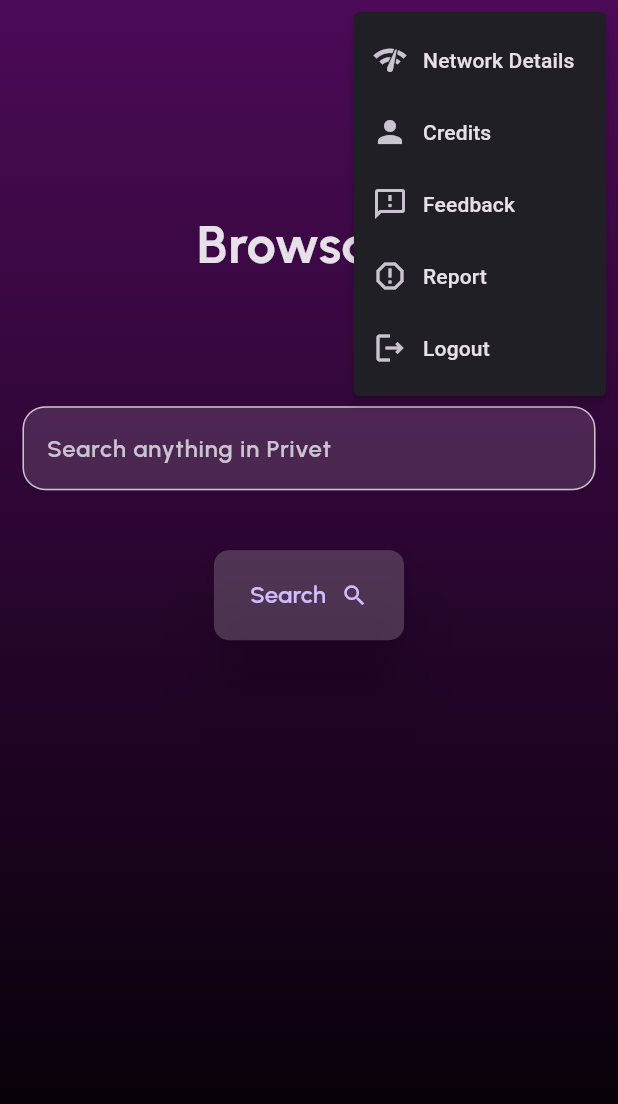
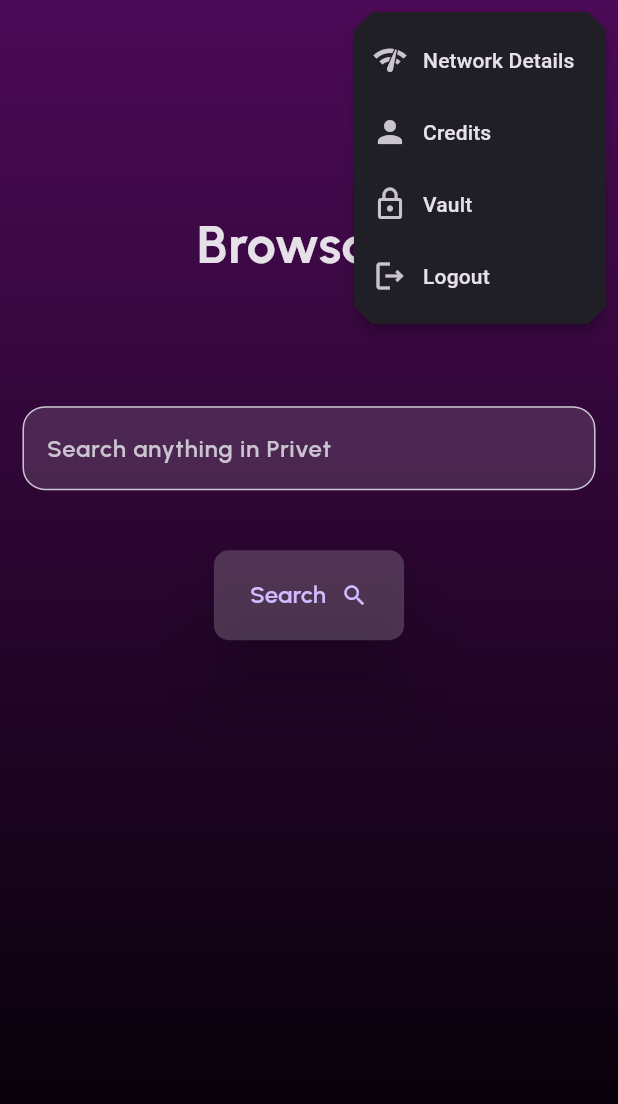
Before and after one commit to Sm69mu/Browsafe, a Flutter app: the screen it shows once a user with an empty profile is signed in, after a tap on the "more vert" icon, on a phone screen of 412 x 824 dp. Shown: the top 1104 px of the screen. Run offline on Flutter 3.47's test engine with Material 3 defaults, Android fonts, the phone set to English and light mode, and no system bars; our stand-ins replace csv, firebase_auth, firebase_core, font_awesome_flutter, get, google_fonts and 4 more; accounts and stored records are empty; network calls fail.

```diff
--- /dev/null
+++ b/lib/controllers/webview_controller.dart
@@ -0,0 +1,5 @@
+import 'package:get/get.dart';
+
+class WebvController extends GetxController {
+  final Rx<int> loadingpercentage = 0.obs;
+}
--- a/lib/screens/browser_screens/browser_home_screen.dart
+++ b/lib/screens/browser_screens/browser_home_screen.dart
@@ -57,7 +57,9 @@ class _BrowserHomeScreenState extends State<BrowserHomeScreen> {
           centerTitle: true,
           elevation: 0,
           actions: [
-            IconButton(
+            Tooltip(
+              message: "VPN",
+              child: IconButton(
                 onPressed: () {
                   showModalBottomSheet(
                     shape: BeveledRectangleBorder(),
@@ -65,10 +67,18 @@ class _BrowserHomeScreenState extends State<BrowserHomeScreen> {
                     builder: (BuildContext context) {
                       return ClipRRect(
                         borderRadius: BorderRadius.circular(25),
-                            child: HomeScreen());
-                      });
+                        child: HomeScreen(),
+                      );
                     },
-                icon: Icon(Icons.vpn_key_outlined)),
+                  );
+                },
+                icon: Icon(
+                  _controller.vpnstate.value == VpnEngine.vpnConnected
+                      ? Icons.vpn_key_off_outlined
+                      : Icons.vpn_key_outlined,
+                ),
+              ),
+            ),
             MoreWidget(),
           ],
         ),
@@ -110,6 +120,8 @@ class _BrowserHomeScreenState extends State<BrowserHomeScreen> {
               height: 40,
             ),
             Center(
+              child: Tooltip(
+                message: "Search",
                 child: ElevatedButton(
                     onPressed: () {
                       searchOrQueary();
@@ -130,7 +142,8 @@ class _BrowserHomeScreenState extends State<BrowserHomeScreen> {
                           "Search",
                           style: GoogleFonts.urbanist(
                               fontWeight: FontWeight.w600,
-                            fontSize: ScaleSize.textScaleFactor(context) * 16),
+                              fontSize:
+                                  ScaleSize.textScaleFactor(context) * 16),
                         ),
                         SizedBox(
                           width: 10,
@@ -138,6 +151,7 @@ class _BrowserHomeScreenState extends State<BrowserHomeScreen> {
                         Icon(Icons.search_outlined)
                       ],
                     )),
+              ),
             )
           ],
         ),
--- a/lib/services/auth_services.dart
+++ b/lib/services/auth_services.dart
@@ -11,7 +11,6 @@ class Auth {
     );
     UserCredential userCredential =
         await FirebaseAuth.instance.signInWithCredential(credential);
-
     print(userCredential.user?.displayName);
     return userCredential.user;
   }
--- a/lib/utils/responsive.dart
+++ b/lib/utils/responsive.dart
@@ -5,7 +5,6 @@ class ScreenUtils {
   static double screenWidth(BuildContext context) {
     return MediaQuery.of(context).size.width;
   }
-
   static double screenHeight(BuildContext context) {
     return MediaQuery.of(context).size.height;
   }
--- a/lib/widgets/more_widget.dart
+++ b/lib/widgets/more_widget.dart
@@ -7,13 +7,15 @@ import '../screens/credits_screen.dart';
 import '../screens/network_details_screen.dart';
 import '../screens/signup_screen.dart';
 
-
 class MoreWidget extends StatelessWidget {
   const MoreWidget({super.key});
 
   @override
   Widget build(BuildContext context) {
     return PopupMenuButton(
+      splashRadius: 12,
+      padding: EdgeInsets.all(6),
+      shape: BeveledRectangleBorder(borderRadius: BorderRadius.circular(12)),
       itemBuilder: (context) {
         return [
           PopupMenuItem(
@@ -44,22 +46,11 @@ class MoreWidget extends StatelessWidget {
               child: Row(
             mainAxisAlignment: MainAxisAlignment.start,
             children: [
-              Icon(Icons.feedback_outlined),
+              Icon(Icons.lock_outline),
               SizedBox(
                 width: 10,
               ),
-              Text("Feedback"),
-            ],
-          )),
-          PopupMenuItem(
-              child: Row(
-            mainAxisAlignment: MainAxisAlignment.start,
-            children: [
-              Icon(Icons.report_gmailerrorred),
-              SizedBox(
-                width: 10,
-              ),
-              Text("Report"),
+              Text("Vault"),
             ],
           )),
           PopupMenuItem(
```
Also changed, not shown: lib/screens/browser_screens/webscreen.dart (+28 -23 lines), lib/screens/home_screen.dart (+22 -14 lines), lib/screens/server_screen.dart (+1 -7 lines), lib/services/vpn_engine.dart (+10 -10 lines). Lines whose indentation alone changed are shown as unchanged.
